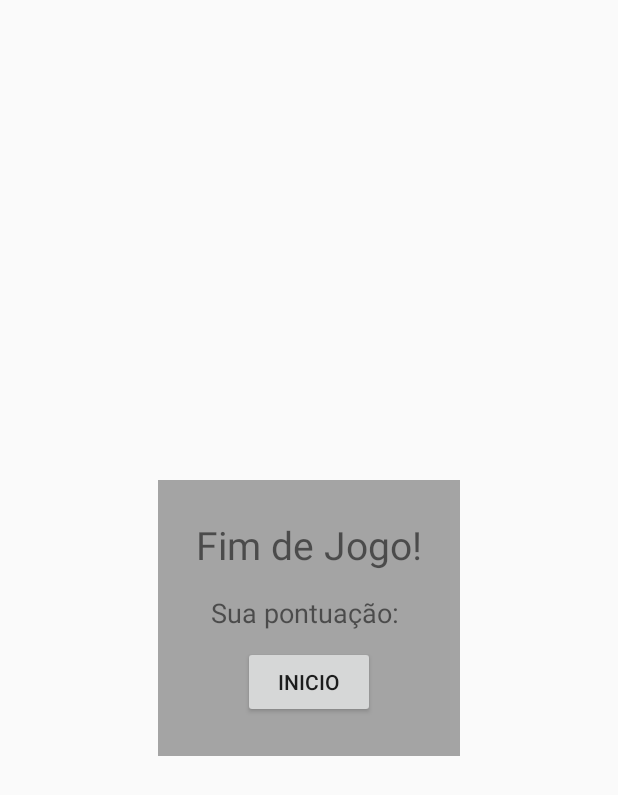
After one commit to jeffersoncsilva/CrasyRunner, an Android app: the layout game_over.xml on its own in the app's theme, with its tools: preview values and no code run, on a phone screen of 412 x 824 dp. The commit adds this screen. Shown: the top 795 px of the screen. Run offline under Robolectric (Android 15) with nearby library versions, the light colour scheme and no system bars.

Commit message:
Activity do rank implementada; mudança na orientação da tela de jogo; modificação das sprites de fundo para teste; centralização do player para posição inicial

```diff
--- a/app/src/main/AndroidManifest.xml
+++ b/app/src/main/AndroidManifest.xml
@@ -16,7 +16,7 @@
             android:name=".MainActivity"
             android:label="@string/app_name"
             android:theme="@style/AppTheme.NoActionBar"
-            android:screenOrientation="landscape">
+            android:screenOrientation="portrait">
             <intent-filter>
                 <action android:name="android.intent.action.MAIN" />
 
@@ -26,7 +26,7 @@
 
         <activity
             android:name=".TelaJogoActivity"
-            android:screenOrientation="landscape">
+            android:screenOrientation="portrait">
         </activity>
 
     </application>
--- a/app/src/main/java/integrador/senac/com/crasyrunner/Jogador.java
+++ b/app/src/main/java/integrador/senac/com/crasyrunner/Jogador.java
@@ -10,12 +10,16 @@ import android.util.Log;
  * Created by Jefferson on 22/04/2016.
  */
 public class Jogador {
+    private static final int TAM = 50;//tamanho do personagem em largura e altura.
     private Bitmap img;
     private int posX = 150;
     private int posY = 150 ;
     private int velocidadeY;
 
     public Jogador(Context context, int idImage){
+        //define a posição inicial do jogador.
+        this.posX = (Tela.getLargura() / 2) - (TAM / 2);
+        this.posY = (Tela.getAltura() - TAM - 20);
         Bitmap back = BitmapFactory.decodeResource(context.getResources(), idImage);
         this.img = Bitmap.createScaledBitmap(back, 50, 50, false);
     }
--- a/app/src/main/java/integrador/senac/com/crasyrunner/MainActivity.java
+++ b/app/src/main/java/integrador/senac/com/crasyrunner/MainActivity.java
@@ -5,6 +5,7 @@ import android.os.Bundle;
 import android.support.v7.app.AppCompatActivity;
 import android.util.Log;
 import android.view.View;
+import android.widget.Button;
 
 public class MainActivity extends AppCompatActivity {
 
@@ -15,13 +16,13 @@ public class MainActivity extends AppCompatActivity {
     }
 
     public void inciaJogo(View v){
-        Log.i("inicio", "Iniciando o jogo.");
         Intent telaJogo = new Intent(MainActivity.this, TelaJogoActivity.class);
         startActivity(telaJogo);
     }
 
     public void rank(View v){
         Log.i("rank", "mostrando rank do jogo.");
+        Button btn = (Button) findViewById(R.id.btnVoltar);
     }
 
     public void sair(View v){
--- /dev/null
+++ b/app/src/main/res/layout/game_over.xml
@@ -0,0 +1,35 @@
+<?xml version="1.0" encoding="utf-8"?>
+<LinearLayout
+    xmlns:android="http://schemas.android.com/apk/res/android"
+    android:orientation="vertical"
+    android:layout_width="wrap_content"
+    android:layout_height="wrap_content"
+    android:layout_gravity="center"
+    android:background="@color/transparente"
+    android:padding="25dp">
+
+    <TextView
+        android:layout_height="wrap_content"
+        android:layout_width="wrap_content"
+        android:text="@string/gameOver"
+        android:textSize="26dp"
+        android:layout_gravity="center"/>
+
+    <TextView
+        android:layout_marginTop="15dp"
+        android:layout_height="wrap_content"
+        android:layout_width="wrap_content"
+        android:text="Sua pontuação: "
+        android:textSize="18dp"
+        android:textAlignment="center"
+        android:layout_gravity="center"/>
+
+    <Button
+        android:id="@+id/btnVoltarInicio"
+        android:layout_height="wrap_content"
+        android:layout_width="wrap_content"
+        android:text="@string/voltaInicio"
+        android:layout_gravity="center"
+        android:layout_marginTop="10dp"/>
+
+</LinearLayout>
--- a/app/src/main/res/values/colors.xml
+++ b/app/src/main/res/values/colors.xml
@@ -3,4 +3,6 @@
     <color name="colorPrimary">#3F51B5</color>
     <color name="colorPrimaryDark">#303F9F</color>
     <color name="colorAccent">#FF4081</color>
+    <color name="transparente">#B3808080</color>
+
 </resources>
--- a/app/src/main/res/values/strings.xml
+++ b/app/src/main/res/values/strings.xml
@@ -5,4 +5,8 @@
     <string name="rank">Rank</string>
     <string name="sair">Sair</string>
     <string name="nomeJogo">CrasyRunner</string>
+    <string name="textoInicio">Rank Jogo</string>
+    <string name="gameOver">Fim de Jogo!</string>
+    <string name="voltaInicio">Inicio</string>
+    <string name="voltar">Voltar</string>
 </resources>
```
Also changed, not shown: app/src/main/res/layout/rank.xml (added, +31 -0 lines), app/src/main/res/drawable/img_1.png, app/src/main/res/drawable/img_2.png, app/src/main/res/drawable/img_3.png, app/src/main/res/drawable/img_4.png, app/src/main/res/drawable/pause.png (added).
